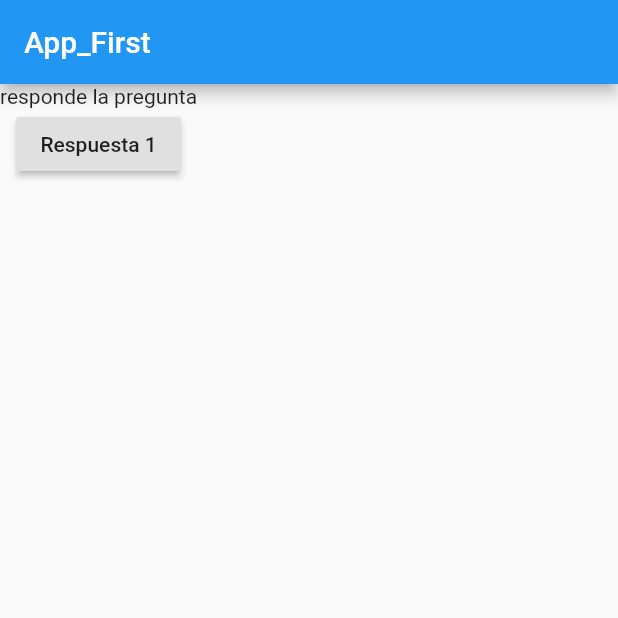
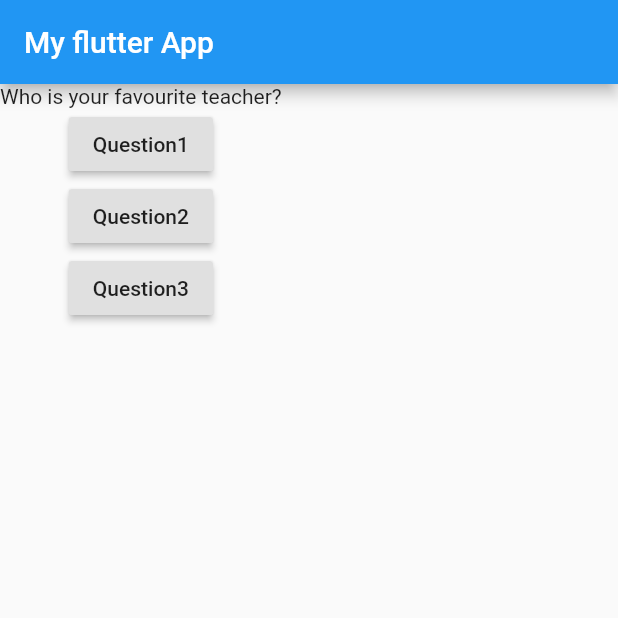
Before and after one commit to emeery/flutter-start, a Flutter app: the screen it shows after launch, on a phone screen of 412 x 824 dp, the top half of it. Run offline on Flutter 3.47's test engine with Material 2 defaults, Android fonts, the phone set to English and light mode, and no system bars.

Commit message:
private methods & question file

```diff
--- a/lib/main.dart
+++ b/lib/main.dart
@@ -1,36 +1,52 @@
 import 'package:flutter/material.dart';
-
-// void main() {
-//   runApp(MyApp());
-// }
 
 void main() => runApp(MyApp());
 
-class MyApp extends StatelessWidget {
-  void processTheQuestion() {
-    print('imprime una respuesta');
+class MyApp extends StatefulWidget {
+  @override
+  State<StatefulWidget> createState() {
+    // TODO: implement createState
+    return _MyAppState();
+  }
 }
 
-  @override
-  Widget build(BuildContext context) {
-    const questions = ['Tu comida fav', 'tu color fav'];
+class _MyAppState extends State<MyApp> {
+  var _questionIndex = 0;
+
+  void _answerQuestion() {
+    print(_questionIndex);
+    setState(() {
+      _questionIndex = _questionIndex + 1;
+    });
+  }
+
+  Widget build(BuildContext contextData) {
+    var question = [
+      'Who is your favourite teacher?',
+      'which is your favourite color?'
+    ];
     return MaterialApp(
         home: Scaffold(
       appBar: AppBar(
-          title: const Text('App_First'),
-        ), // AppBar
+        title: Text('My flutter App'),
+      ),
       body: Column(
         children: [
-            Text('responde la pregunta'),
+          Text(question[_questionIndex]),
           RaisedButton(
-              child: Text('Respuesta 1'),
-              onPressed: () {
-                processTheQuestion();
-              },
+            child: Text('Question1'),
+            onPressed: (_answerQuestion),
+          ),
+          RaisedButton(
+            child: Text('Question2'),
+            onPressed: (_answerQuestion),
+          ),
+          RaisedButton(
+            child: Text('Question3'),
+            onPressed: (_answerQuestion),
           ),
         ],
       ),
-      ), // Scaffold
-    ); // MaterialApp
+    ));
   }
 }
```
Also changed, not shown: lib/question.dart (added). Lines whose indentation alone changed are shown as unchanged.
